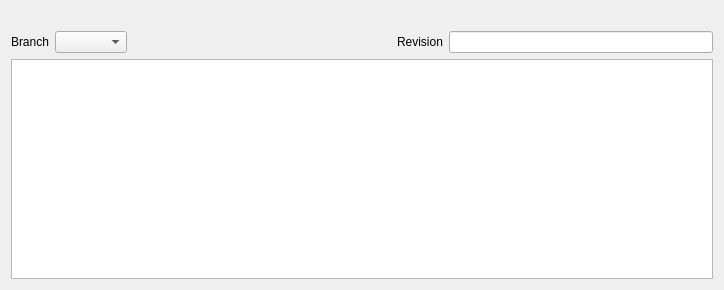
Old version of the form tao/history_frame.ui in the repository c3d/tao3D.
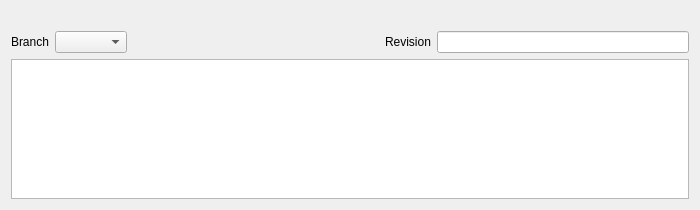
New version of the form. Custom widgets are drawn as their Qt base class.

Patch:
```diff
--- a/tao/history_frame.ui
+++ b/tao/history_frame.ui
@@ -6,8 +6,8 @@
    <rect>
     <x>0</x>
     <y>0</y>
-    <width>724</width>
-    <height>290</height>
+    <width>700</width>
+    <height>210</height>
    </rect>
   </property>
   <property name="windowTitle">
```
